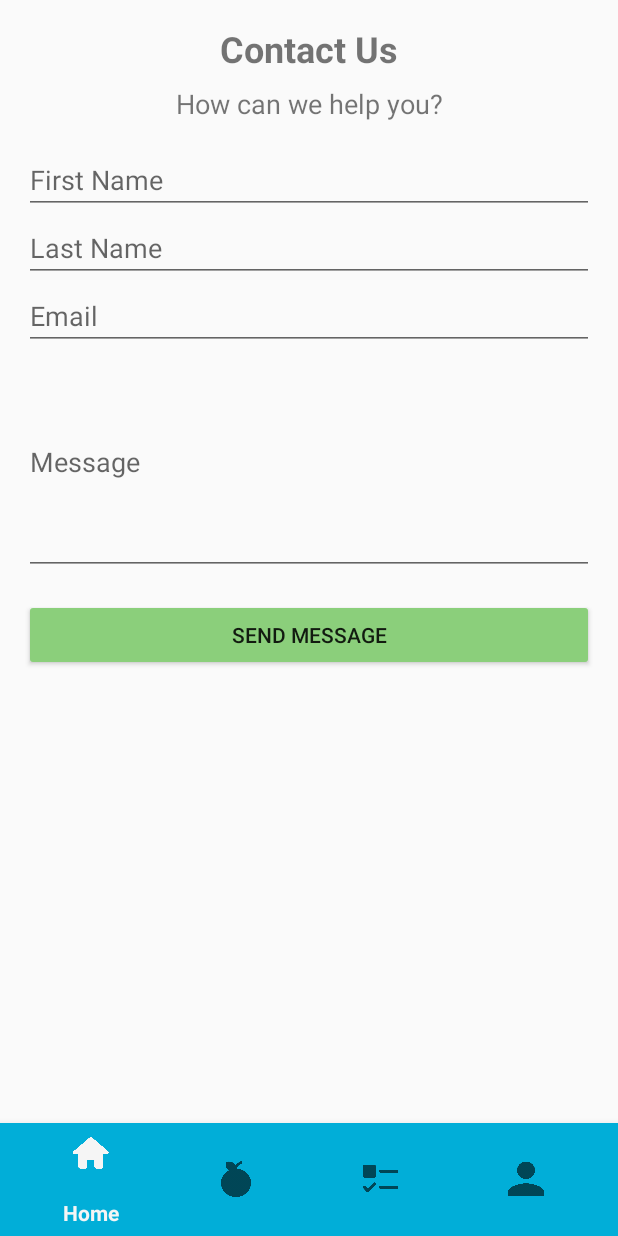
After one commit to hunainadhi/Foodification-app, an Android app: the fragment ContactUsFragment placed in its activity, on a phone screen of 412 x 824 dp. The commit adds this screen. Run offline under Robolectric (Android 15) with nearby library versions, the phone set to English and light mode, and no system bars; our stand-ins replace Firebase (no records; nobody signed in at launch, a user with empty details on screens opened directly), Volley; network calls fail; Roboto replaces fonts that are not available here.

Commit message:
Added Contact Us and Terms and Condition page

```diff
--- /dev/null
+++ b/app/src/main/java/com/example/foodification/ContactUsFragment.java
@@ -0,0 +1,16 @@
+package com.example.foodification;
+
+import android.os.Bundle;
+import android.view.LayoutInflater;
+import android.view.View;
+import android.view.ViewGroup;
+import androidx.fragment.app.Fragment;
+
+public class ContactUsFragment extends Fragment {
+
+    @Override
+    public View onCreateView(LayoutInflater inflater, ViewGroup container, Bundle savedInstanceState) {
+
+        return inflater.inflate(R.layout.activity_contact_us, container, false);
+    }
+}
--- /dev/null
+++ b/app/src/main/res/layout/activity_contact_us.xml
@@ -0,0 +1,60 @@
+<?xml version="1.0" encoding="utf-8"?>
+<LinearLayout xmlns:android="http://schemas.android.com/apk/res/android"
+    android:layout_width="match_parent"
+    android:layout_height="match_parent"
+    android:orientation="vertical"
+    android:padding="16dp">
+
+    <TextView
+        android:layout_width="match_parent"
+        android:layout_height="wrap_content"
+        android:text="Contact Us"
+        android:textSize="24sp"
+        android:textStyle="bold"
+        android:gravity="center"
+        android:layout_marginBottom="8dp"/>
+
+    <TextView
+        android:layout_width="match_parent"
+        android:layout_height="wrap_content"
+        android:text="How can we help you?"
+        android:textSize="18sp"
+        android:gravity="center"
+        android:layout_marginBottom="16dp"/>
+
+    <EditText
+        android:id="@+id/editTextFirstName"
+        android:layout_width="match_parent"
+        android:layout_height="wrap_content"
+        android:hint="First Name"
+        android:inputType="textPersonName" />
+
+    <EditText
+        android:id="@+id/editTextLastName"
+        android:layout_width="match_parent"
+        android:layout_height="wrap_content"
+        android:hint="Last Name"
+        android:inputType="textPersonName" />
+
+    <EditText
+        android:id="@+id/editTextEmail"
+        android:layout_width="match_parent"
+        android:layout_height="wrap_content"
+        android:hint="Email"
+        android:inputType="textEmailAddress" />
+
+    <EditText
+        android:id="@+id/editTextMessage"
+        android:layout_width="match_parent"
+        android:layout_height="150dp"
+        android:hint="Message"
+        android:inputType="textMultiLine" />
+
+    <androidx.appcompat.widget.AppCompatButton
+        android:id="@+id/buttonSend"
+        android:layout_width="match_parent"
+        android:layout_height="wrap_content"
+        android:text="Send Message"
+        android:backgroundTint="#8BCF7B"
+        android:layout_marginTop="16dp" />
+</LinearLayout>
--- a/app/src/main/res/layout/activity_home.xml
+++ b/app/src/main/res/layout/activity_home.xml
@@ -1,6 +1,4 @@
 <ScrollView xmlns:android="http://schemas.android.com/apk/res/android"
-    xmlns:app="http://schemas.android.com/apk/res-auto"
-    xmlns:tools="http://schemas.android.com/tools"
     android:id="@+id/home_page"
     android:layout_width="match_parent"
     android:layout_height="match_parent"
```
Also changed, not shown: app/src/main/java/com/example/foodification/TermsAndConditionsFragment.java (added, +15 -0 lines), app/src/main/java/com/example/foodification/UserInfoFragment.java (+21 -2 lines), app/src/main/res/layout/terms_and_conditions.xml (added, +40 -0 lines), app/src/main/res/values/strings.xml (+18 -0 lines), 1 other file.
